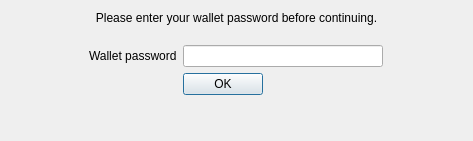
Qt form dexbot/views/orig/unlock_wallet_window.ui (xeroc/stakemachine) before a commit.
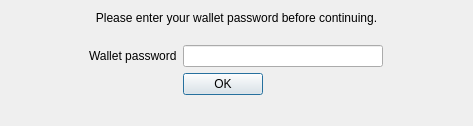
The same form after that commit.

Commit message: Change styling of wallet unlock dialog

What changed in the file:
```diff
--- a/dexbot/views/orig/unlock_wallet_window.ui
+++ b/dexbot/views/orig/unlock_wallet_window.ui
@@ -7,7 +7,7 @@
     <x>0</x>
     <y>0</y>
     <width>473</width>
-    <height>141</height>
+    <height>126</height>
    </rect>
   </property>
   <property name="sizePolicy">
@@ -75,6 +75,9 @@
          <property name="formAlignment">
           <set>Qt::AlignHCenter|Qt::AlignTop</set>
          </property>
+         <property name="bottomMargin">
+          <number>0</number>
+         </property>
          <item row="0" column="0">
           <widget class="QLabel" name="password_label">
            <property name="text">
```
Left out of the diff: 18 changed lines with no effect on the pictures. The commit also changes 1 other file.
